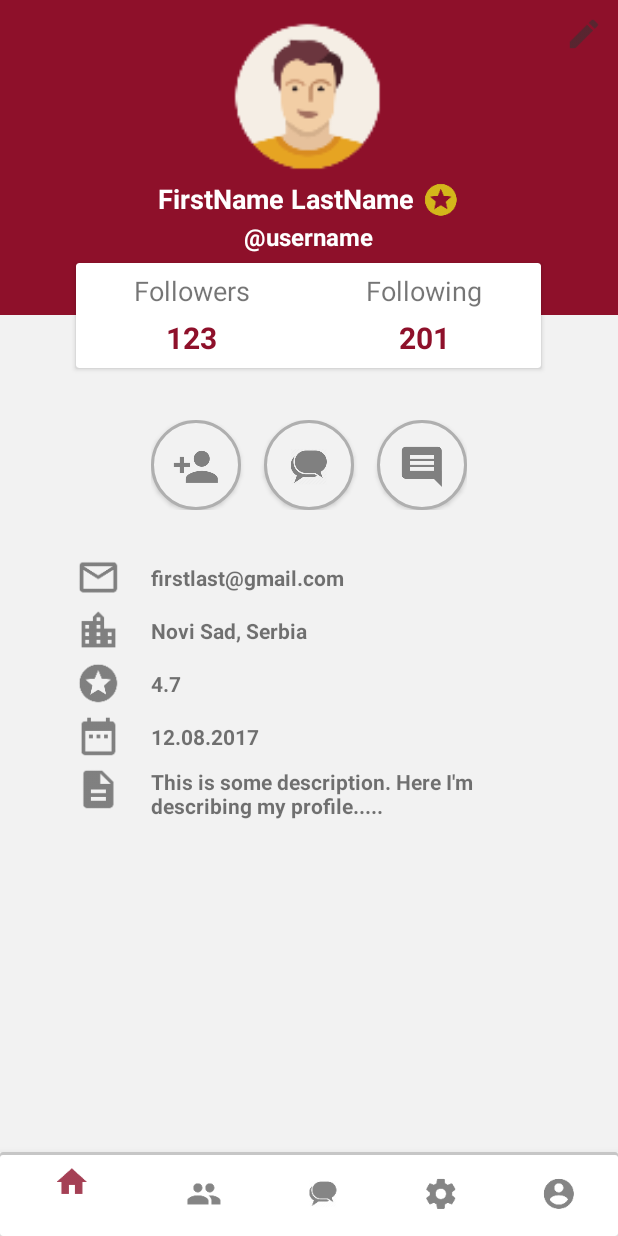
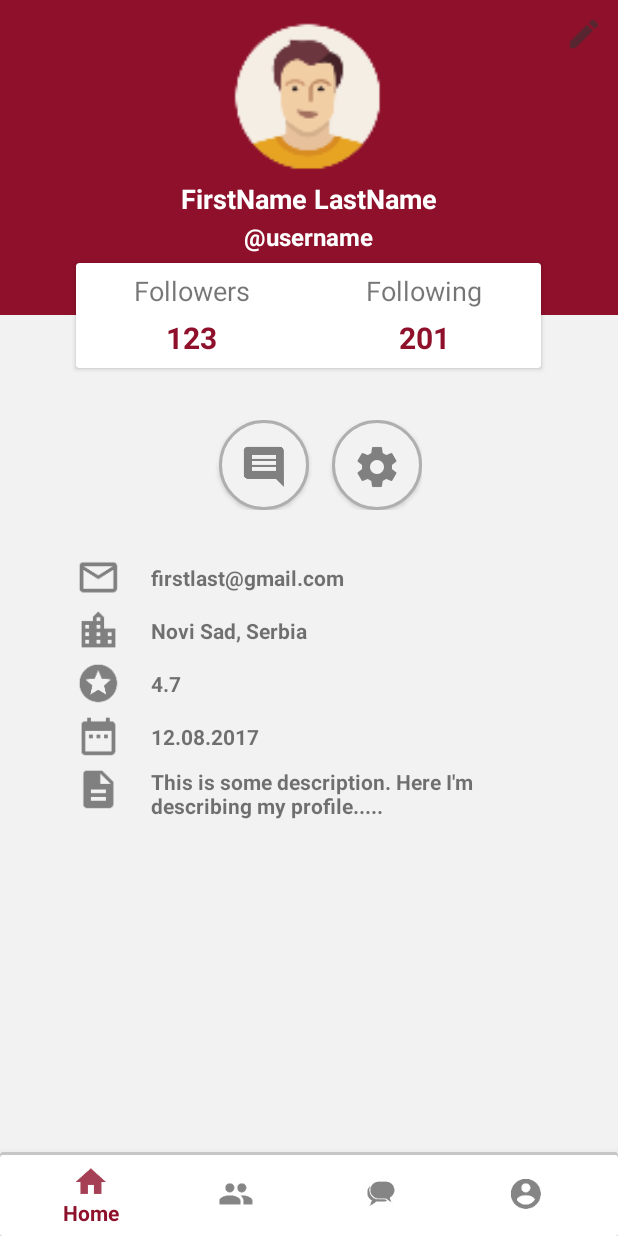
Before and after one commit to kimnovak/finder, an Android app: the fragment ProfileDetailsFragment placed in its activity, on a phone screen of 412 x 824 dp. Run offline under Robolectric (Android 15) with nearby library versions, the phone set to English and light mode, and no system bars.

Commit message:
Finished fragments, closed #14

```diff
--- a/Finder/app/src/main/java/ftn/tim2/finder/MainActivity.java
+++ b/Finder/app/src/main/java/ftn/tim2/finder/MainActivity.java
@@ -38,9 +38,6 @@ public class MainActivity extends AppCompatActivity {
                     case R.id.conversation_toolbar:
                         selectedFragment = new ConversationFragment();
                         break;
-                    case R.id.settings_toolbar:
-                        //selectedFragment = new FinderPreferenceActivity();
-                        break;
                     case R.id.account_toolbar:
                         selectedFragment = new ProfileDetailsFragment();
                         break;
--- a/Finder/app/src/main/java/ftn/tim2/finder/fragments/ProfileDetailsFragment.java
+++ b/Finder/app/src/main/java/ftn/tim2/finder/fragments/ProfileDetailsFragment.java
@@ -16,6 +16,7 @@ import android.widget.ImageView;
 import android.widget.TextView;
 
 import ftn.tim2.finder.R;
+import ftn.tim2.finder.activities.FinderPreferenceActivity;
 import ftn.tim2.finder.activities.MessageActivity;
 import ftn.tim2.finder.activities.ProfileEditActivity;
 
@@ -24,12 +25,19 @@ public class ProfileDetailsFragment extends Fragment {
     private View v;
     private Dialog rateDialog;
 
+    private boolean showMyAccount;
+
     public ProfileDetailsFragment() {
+        showMyAccount = true;
     }
 
     @Override
     public void onCreate(@Nullable Bundle savedInstanceState) {
         super.onCreate(savedInstanceState);
+
+        if (getArguments() != null) {
+            showMyAccount = getArguments().getBoolean("myAccount");
+        }
 
         rateDialog = new Dialog(getContext());
     }
@@ -38,6 +46,13 @@ public class ProfileDetailsFragment extends Fragment {
     @Override
     public View onCreateView(@NonNull LayoutInflater inflater, @Nullable ViewGroup container, @Nullable Bundle savedInstanceState) {
         v = inflater.inflate(R.layout.fragment_profile_detail, container, false);
+
+
+        if (showMyAccount) {
+            hideMyAccountOptions();
+        } else {
+            hideMyAccountPreferences();
+        }
 
         Button profile_comment_btn = v.findViewById(R.id.profile_comment);
         profile_comment_btn.setOnClickListener(new View.OnClickListener() {
@@ -52,6 +67,14 @@ public class ProfileDetailsFragment extends Fragment {
             @Override
             public void onClick(View v) {
                 seeMessages();
+            }
+        });
+
+        Button finder_preferences_btn = v.findViewById(R.id.profile_settings);
+        finder_preferences_btn.setOnClickListener(new View.OnClickListener() {
+            @Override
+            public void onClick(View v) {
+                showPreferences();
             }
         });
 
@@ -74,6 +97,17 @@ public class ProfileDetailsFragment extends Fragment {
         return v;
     }
 
+    public void hideMyAccountOptions() {
+        v.findViewById(R.id.profile_message).setVisibility(View.GONE);
+        v.findViewById(R.id.profile_star).setVisibility(View.GONE);
+        v.findViewById(R.id.follow).setVisibility(View.GONE);
+    }
+
+    public void hideMyAccountPreferences() {
+        v.findViewById(R.id.profile_settings).setVisibility(View.GONE);
+        v.findViewById(R.id.profile_edit).setVisibility(View.GONE);
+    }
+
     private void showRatePopup(){
         TextView closeRate;
         Button rateBtn;
@@ -87,6 +121,11 @@ public class ProfileDetailsFragment extends Fragment {
             }
         });
         rateDialog.show();
+    }
+
+    private void showPreferences() {
+        Intent intent = new Intent(getContext(), FinderPreferenceActivity.class);
+        startActivity(intent);
     }
 
     private void seeMessages() {
--- a/Finder/app/src/main/res/layout/fragment_profile_detail.xml
+++ b/Finder/app/src/main/res/layout/fragment_profile_detail.xml
@@ -153,6 +153,15 @@
                 android:paddingTop="15dp"
                 android:drawableTop="@drawable/ic_comment"
                 android:layout_marginLeft="15dp"/>
+            <Button
+                android:id="@+id/profile_settings"
+                android:layout_width="60dp"
+                android:layout_height="60dp"
+                android:background="@drawable/circle_button"
+                android:layout_gravity="center_horizontal"
+                android:paddingTop="15dp"
+                android:drawableTop="@drawable/ic_settings"
+                android:layout_marginLeft="15dp"/>
         </LinearLayout>
 
         <LinearLayout
--- a/Finder/app/src/main/res/menu/navigation_menu.xml
+++ b/Finder/app/src/main/res/menu/navigation_menu.xml
@@ -2,22 +2,18 @@
 <menu xmlns:android="http://schemas.android.com/apk/res/android">
     <item
         android:id="@+id/home_toolbar"
-        android:title=""
+        android:title="Home"
         android:icon="@drawable/ic_home_toolbar" />
     <item
         android:id="@+id/users_toolbar"
-        android:title=""
+        android:title="Users"
         android:icon="@drawable/ic_people_toolbar" />
     <item
         android:id="@+id/conversation_toolbar"
-        android:title=""
+        android:title="Messages"
         android:icon="@drawable/ic_message_toolbar" />
     <item
-        android:id="@+id/settings_toolbar"
-        android:title=""
-        android:icon="@drawable/ic_settings_toolbar" />
-    <item
         android:id="@+id/account_toolbar"
-        android:title=""
+        android:title="Account"
         android:icon="@drawable/ic_account_toolbar" />
 </menu>
```
Also changed, not shown: Finder/app/src/main/java/ftn/tim2/finder/adapters/UsersRecyclerViewAdapter.java (+6 -4 lines), Finder/app/src/main/res/drawable-hdpi/ic_settings.png, Finder/app/src/main/res/drawable-mdpi/ic_settings.png, Finder/app/src/main/res/drawable-xhdpi/ic_settings.png, Finder/app/src/main/res/drawable-xxhdpi/ic_settings.png.
